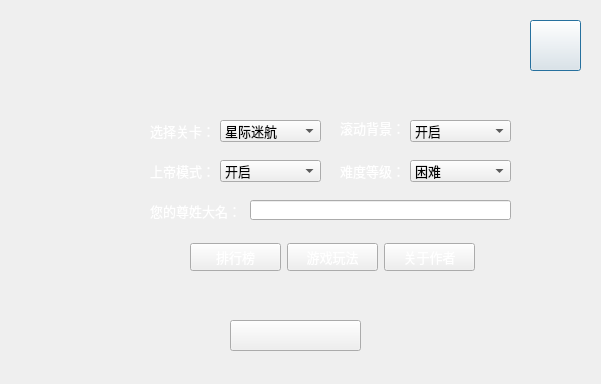
The window that logindlg.ui (kun368/PlaneWar) describes before a commit, drawn with Qt 5.
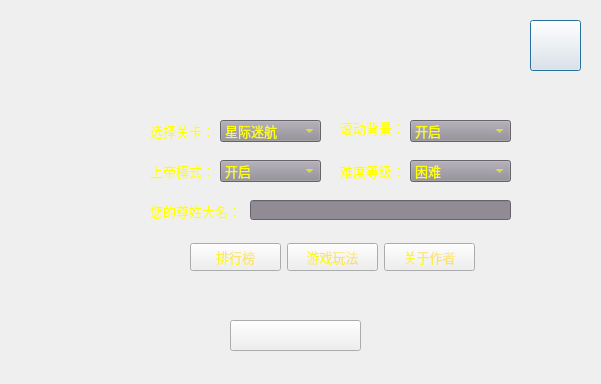
The same window after the commit.

The edit to the form file:
```diff
--- a/logindlg.ui
+++ b/logindlg.ui
@@ -28,6 +28,10 @@
      <height>22</height>
     </rect>
    </property>
+   <property name="styleSheet">
+    <string notr="true">color: rgb(255, 255, 0);
+background-color: rgb(144, 139, 149);</string>
+   </property>
    <item>
     <property name="text">
      <string>星际迷航</string>
@@ -59,7 +63,7 @@
     </rect>
    </property>
    <property name="styleSheet">
-    <string notr="true">color: rgb(255, 255, 255);</string>
+    <string notr="true">color: rgb(255, 255, 0);</string>
    </property>
    <property name="text">
     <string>选择关卡：</string>
@@ -88,7 +92,7 @@
     </rect>
    </property>
    <property name="styleSheet">
-    <string notr="true">color: rgb(255, 255, 255);</string>
+    <string notr="true">color: rgb(255, 255, 0);</string>
    </property>
    <property name="text">
     <string>滚动背景：</string>
@@ -103,6 +107,10 @@
      <height>22</height>
     </rect>
    </property>
+   <property name="styleSheet">
+    <string notr="true">color: rgb(255, 255, 0);
+background-color: rgb(144, 139, 149);</string>
+   </property>
    <item>
     <property name="text">
      <string>开启</string>
@@ -140,7 +148,7 @@
     </rect>
    </property>
    <property name="styleSheet">
-    <string notr="true">color: rgb(255, 255, 255);</string>
+    <string notr="true">color: rgb(255, 255, 0);</string>
    </property>
    <property name="text">
     <string>上帝模式：</string>
@@ -156,7 +164,7 @@
     </rect>
    </property>
    <property name="styleSheet">
-    <string notr="true">color: rgb(255, 255, 255);</string>
+    <string notr="true">color: rgb(255, 255, 0);</string>
    </property>
    <property name="text">
     <string>难度等级：</string>
@@ -171,6 +179,10 @@
      <height>22</height>
     </rect>
    </property>
+   <property name="styleSheet">
+    <string notr="true">color: rgb(255, 255, 0);
+background-color: rgb(144, 139, 149);</string>
+   </property>
    <item>
     <property name="text">
      <string>开启</string>
@@ -191,6 +203,10 @@
      <height>22</height>
     </rect>
    </property>
+   <property name="styleSheet">
+    <string notr="true">color: rgb(255, 255, 0);
+background-color: rgb(144, 139, 149);</string>
+   </property>
    <item>
     <property name="text">
      <string>困难</string>
@@ -230,7 +246,7 @@
     </rect>
    </property>
    <property name="styleSheet">
-    <string notr="true">color: rgb(255, 255, 255);</string>
+    <string notr="true">color: rgb(255, 255, 0);</string>
    </property>
    <property name="text">
     <string>您的尊姓大名：</string>
@@ -245,6 +261,11 @@
      <height>20</height>
     </rect>
    </property>
+   <property name="styleSheet">
+    <string notr="true">color: rgb(255, 0, 0);
+background-color: rgb(144, 139, 149);
+alternate-background-color: rgb(144, 139, 149);</string>
+   </property>
    <property name="alignment">
     <set>Qt::AlignCenter</set>
    </property>
@@ -262,8 +283,8 @@
     <item>
      <widget class="QPushButton" name="pushButton_ShowRank">
       <property name="styleSheet">
-       <string notr="true">color: rgb(255, 255, 255);
-font: 14pt &quot;微软雅黑&quot;;</string>
+       <string notr="true">color: qconicalgradient(cx:0, cy:0, angle:135, stop:0 rgba(255, 255, 0, 69), stop:0.375 rgba(255, 255, 0, 69), stop:0.423533 rgba(251, 255, 0, 145), stop:0.45 rgba(247, 255, 0, 208), stop:0.477581 rgba(255, 244, 71, 130), stop:0.518717 rgba(255, 218, 71, 130), stop:0.55 rgba(255, 255, 0, 255), stop:0.57754 rgba(255, 203, 0, 130), stop:0.625 rgba(255, 255, 0, 69), stop:1 rgba(255, 255, 0, 69));
+font: 12pt &quot;微软雅黑&quot;;</string>
       </property>
       <property name="text">
        <string>排行榜</string>
@@ -273,8 +294,8 @@
     <item>
      <widget class="QPushButton" name="pushButton_help">
       <property name="styleSheet">
-       <string notr="true">color: rgb(255, 255, 255);
-font: 14pt &quot;微软雅黑&quot;;</string>
+       <string notr="true">color: qconicalgradient(cx:0, cy:0, angle:135, stop:0 rgba(255, 255, 0, 69), stop:0.375 rgba(255, 255, 0, 69), stop:0.423533 rgba(251, 255, 0, 145), stop:0.45 rgba(247, 255, 0, 208), stop:0.477581 rgba(255, 244, 71, 130), stop:0.518717 rgba(255, 218, 71, 130), stop:0.55 rgba(255, 255, 0, 255), stop:0.57754 rgba(255, 203, 0, 130), stop:0.625 rgba(255, 255, 0, 69), stop:1 rgba(255, 255, 0, 69));
+font: 12pt &quot;微软雅黑&quot;;</string>
       </property>
       <property name="text">
        <string>游戏玩法</string>
@@ -284,8 +305,8 @@
     <item>
      <widget class="QPushButton" name="pushButton_About">
       <property name="styleSheet">
-       <string notr="true">color: rgb(255, 255, 255);
-font: 14pt &quot;微软雅黑&quot;;</string>
+       <string notr="true">color: qconicalgradient(cx:0, cy:0, angle:135, stop:0 rgba(255, 255, 0, 69), stop:0.375 rgba(255, 255, 0, 69), stop:0.423533 rgba(251, 255, 0, 145), stop:0.45 rgba(247, 255, 0, 208), stop:0.477581 rgba(255, 244, 71, 130), stop:0.518717 rgba(255, 218, 71, 130), stop:0.55 rgba(255, 255, 0, 255), stop:0.57754 rgba(255, 203, 0, 130), stop:0.625 rgba(255, 255, 0, 69), stop:1 rgba(255, 255, 0, 69));
+font: 12pt &quot;微软雅黑&quot;;</string>
       </property>
       <property name="text">
        <string>关于作者</string>
```
